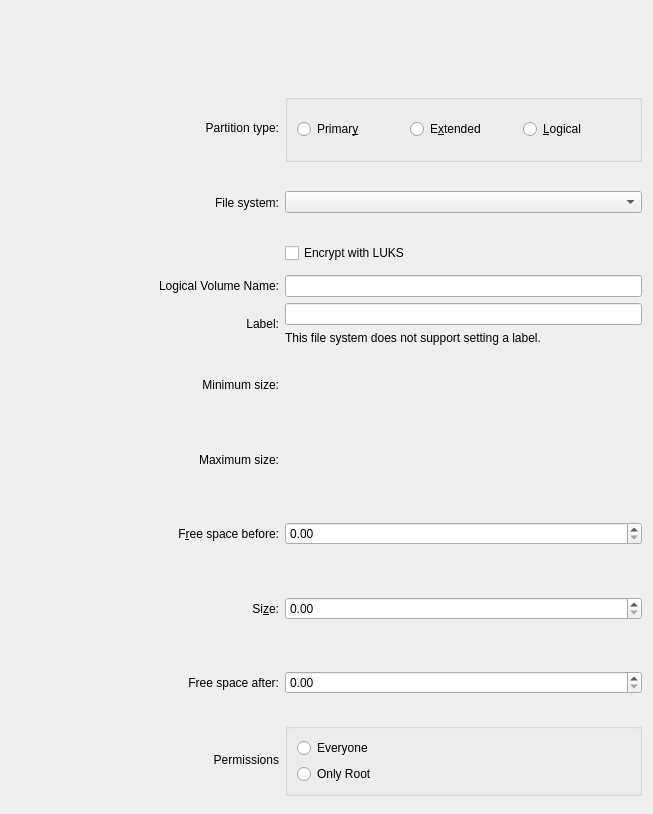
The window that src/gui/sizedialogwidgetbase.ui (KDE/partitionmanager) describes before a commit, drawn with Qt 5.
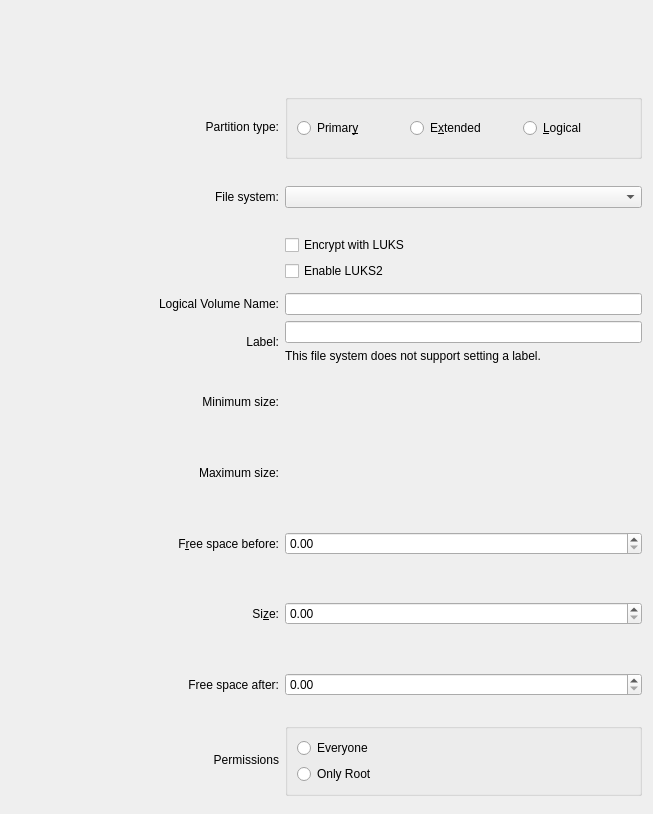
The same window after the commit. Custom widgets are drawn as their Qt base class.

Commit message:
Add LUKS2 option when creating LUKS partition
Since [cryptsetup 2.1.0](https://mirrors.edge.kernel.org/pub/linux/utils/cryptsetup/v2.1/v2.1.0-ReleaseNotes), LUKS2 has become the default LUKS format (the latest version of cryptsetup is 2.7.1).

Additionally, [Red Hat uses LUKS2 by default in RHEL 8](https://access.redhat.com/documentation/en-us/red_hat_enterprise_linux/8/html/security_hardening/encrypting-block-devices-using-luks_security-hardening#luks-versions-in-rhel_encrypting-block-devices-using-luks).

Therefore, it's necessary to add a LUKS2 option in partition creation.

What changed in the file:
```diff
--- a/src/gui/sizedialogwidgetbase.ui
+++ b/src/gui/sizedialogwidgetbase.ui
@@ -18,6 +18,32 @@
    </rect>
   </property>
   <layout class="QGridLayout" name="gridLayout">
+   <item row="9" column="0">
+    <widget class="QLabel" name="label_4">
+     <property name="sizePolicy">
+      <sizepolicy hsizetype="Preferred" vsizetype="Expanding">
+       <horstretch>0</horstretch>
+       <verstretch>0</verstretch>
+      </sizepolicy>
+     </property>
+     <property name="text">
+      <string comment="@label">Minimum size:</string>
+     </property>
+     <property name="alignment">
+      <set>Qt::AlignRight|Qt::AlignTrailing|Qt::AlignVCenter</set>
+     </property>
+    </widget>
+   </item>
+   <item row="6" column="0" colspan="2">
+    <widget class="KNewPasswordWidget" name="m_EditPassphrase"/>
+   </item>
+   <item row="9" column="1">
+    <widget class="QLabel" name="m_LabelMinSize">
+     <property name="textInteractionFlags">
+      <set>Qt::LinksAccessibleByMouse|Qt::TextSelectableByKeyboard|Qt::TextSelectableByMouse</set>
+     </property>
+    </widget>
+   </item>
    <item row="0" column="0" colspan="2">
     <widget class="PartResizerWidget" name="m_PartResizerWidget" native="true">
      <property name="minimumSize">
@@ -34,8 +60,24 @@
      </property>
     </widget>
    </item>
-   <item row="1" column="0" colspan="2">
-    <spacer name="verticalSpacer">
+   <item row="10" column="0">
+    <widget class="QLabel" name="label_5">
+     <property name="sizePolicy">
+      <sizepolicy hsizetype="Preferred" vsizetype="Expanding">
+       <horstretch>0</horstretch>
+       <verstretch>0</verstretch>
+      </sizepolicy>
+     </property>
+     <property name="text">
+      <string comment="@label">Maximum size:</string>
+     </property>
+     <property name="alignment">
+      <set>Qt::AlignRight|Qt::AlignTrailing|Qt::AlignVCenter</set>
+     </property>
+    </widget>
+   </item>
+   <item row="15" column="0" colspan="2">
+    <spacer name="verticalSpacer_2">
      <property name="orientation">
       <enum>Qt::Vertical</enum>
      </property>
@@ -45,84 +87,12 @@
      <property name="sizeHint" stdset="0">
       <size>
        <width>470</width>
-       <height>17</height>
+       <height>7</height>
       </size>
      </property>
     </spacer>
    </item>
-   <item row="2" column="0">
-    <widget class="QLabel" name="m_LabelRole">
-     <property name="sizePolicy">
-      <sizepolicy hsizetype="Preferred" vsizetype="Expanding">
-       <horstretch>0</horstretch>
-       <verstretch>0</verstretch>
-      </sizepolicy>
-     </property>
-     <property name="text">
-      <string comment="@label:listbox">Partition type:</string>
-     </property>
-     <property name="alignment">
-      <set>Qt::AlignRight|Qt::AlignTrailing|Qt::AlignVCenter</set>
-     </property>
-    </widget>
-   </item>
-   <item row="3" column="0">
-    <widget class="QLabel" name="m_LabelFileSystem">
-     <property name="sizePolicy">
-      <sizepolicy hsizetype="Preferred" vsizetype="Expanding">
-       <horstretch>0</horstretch>
-       <verstretch>0</verstretch>
-      </sizepolicy>
-     </property>
-     <property name="text">
-      <string comment="@label:listbox">File system:</string>
-     </property>
-     <property name="alignment">
-      <set>Qt::AlignRight|Qt::AlignTrailing|Qt::AlignVCenter</set>
-     </property>
-     <property name="buddy">
-      <cstring>m_ComboFileSystem</cstring>
-     </property>
-    </widget>
-   </item>
-   <item row="3" column="1">
-    <layout class="QVBoxLayout" name="verticalLayout_2">
-     <item>
-      <widget class="QComboBox" name="m_ComboFileSystem"/>
-     </item>
-    </layout>
-   </item>
-   <item row="4" column="1">
-    <widget class="QCheckBox" name="m_CheckBoxEncrypt">
-     <property name="toolTip">
-      <string>Set up encryption for this filesystem with LUKS. You will be asked to provide a passphrase.</string>
-     </property>
-     <property name="text">
-      <string>Encrypt with LUKS</string>
-     </property>
-    </widget>
-   </item>
-   <item row="5" column="0" colspan="2">
-    <widget class="KNewPasswordWidget" name="m_EditPassphrase"/>
-   </item>
-   <item row="6" column="0">
-    <widget class="QLabel" name="m_LabelTextLVName">
-     <property name="text">
-      <string>Logical Volume Name:</string>
-     </property>
-     <property name="alignment">
-      <set>Qt::AlignRight|Qt::AlignTrailing|Qt::AlignVCenter</set>
-     </property>
-    </widget>
-   </item>
-   <item row="6" column="1">
-    <widget class="QLineEdit" name="m_EditLVName">
-     <property name="enabled">
-      <bool>true</bool>
-     </property>
-    </widget>
-   </item>
-   <item row="7" column="0">
+   <item row="8" column="0">
     <widget class="QLabel" name="m_LabelTextLabel">
      <property name="text">
       <string comment="@label">Label:</string>
@@ -135,7 +105,17 @@
      </property>
     </widget>
    </item>
-   <item row="7" column="1">
+   <item row="12" column="1">
+    <widget class="FormattedSpinBox" name="m_SpinCapacity">
+     <property name="minimum">
+      <double>0.000000000000000</double>
+     </property>
+     <property name="maximum">
+      <double>999999999.000000000000000</double>
+     </property>
+    </widget>
+   </item>
+   <item row="8" column="1">
     <layout class="QVBoxLayout" name="verticalLayout">
      <item>
       <widget class="QLineEdit" name="m_EditLabel"/>
@@ -152,88 +132,23 @@
      </item>
     </layout>
    </item>
-   <item row="8" column="0">
-    <widget class="QLabel" name="label_4">
-     <property name="sizePolicy">
-      <sizepolicy hsizetype="Preferred" vsizetype="Expanding">
-       <horstretch>0</horstretch>
-       <verstretch>0</verstretch>
-      </sizepolicy>
+   <item row="1" column="0" colspan="2">
+    <spacer name="verticalSpacer">
+     <property name="orientation">
+      <enum>Qt::Vertical</enum>
      </property>
-     <property name="text">
-      <string comment="@label">Minimum size:</string>
+     <property name="sizeType">
+      <enum>QSizePolicy::Fixed</enum>
      </property>
-     <property name="alignment">
-      <set>Qt::AlignRight|Qt::AlignTrailing|Qt::AlignVCenter</set>
+     <property name="sizeHint" stdset="0">
+      <size>
+       <width>470</width>
+       <height>17</height>
+      </size>
      </property>
-    </widget>
+    </spacer>
    </item>
-   <item row="8" column="1">
-    <widget class="QLabel" name="m_LabelMinSize">
-     <property name="textInteractionFlags">
-      <set>Qt::LinksAccessibleByMouse|Qt::TextSelectableByKeyboard|Qt::TextSelectableByMouse</set>
-     </property>
-    </widget>
-   </item>
-   <item row="9" column="0">
-    <widget class="QLabel" name="label_5">
-     <property name="sizePolicy">
-      <sizepolicy hsizetype="Preferred" vsizetype="Expanding">
-       <horstretch>0</horstretch>
-       <verstretch>0</verstretch>
-      </sizepolicy>
-     </property>
-     <property name="text">
-      <string comment="@label">Maximum size:</string>
-     </property>
-     <property name="alignment">
-      <set>Qt::AlignRight|Qt::AlignTrailing|Qt::AlignVCenter</set>
-     </property>
-    </widget>
-   </item>
-   <item row="9" column="1">
-    <widget class="QLabel" name="m_LabelMaxSize">
-     <property name="textInteractionFlags">
-      <set>Qt::LinksAccessibleByMouse|Qt::TextSelectableByKeyboard|Qt::TextSelectableByMouse</set>
-     </property>
-    </widget>
-   </item>
-   <item row="10" column="0">
-    <widget class="QLabel" name="m_LabelFreeBefore">
-     <property name="sizePolicy">
-      <sizepolicy hsizetype="Preferred" vsizetype="Expanding">
-       <horstretch>3</horstretch>
-       <verstretch>0</verstretch>
-      </sizepolicy>
-     </property>
-     <property name="text">
-      <string comment="@label:listbox">F&amp;ree space before:</string>
-     </property>
-     <property name="alignment">
-      <set>Qt::AlignRight|Qt::AlignTrailing|Qt::AlignVCenter</set>
-     </property>
-     <property name="buddy">
-      <cstring>m_SpinFreeBefore</cstring>
-     </property>
-    </widget>
-   </item>
-   <item row="10" column="1">
-    <widget class="FormattedSpinBox" name="m_SpinFreeBefore">
-     <property name="sizePolicy">
-      <sizepolicy hsizetype="Minimum" vsizetype="Fixed">
-       <horstretch>4</horstretch>
-       <verstretch>0</verstretch>
-      </sizepolicy>
-     </property>
-     <property name="minimum">
-      <double>0.000000000000000</double>
-     </property>
-     <property name="maximum">
-      <double>999999999.000000000000000</double>
-     </property>
-    </widget>
-   </item>
-   <item row="11" column="0">
+   <item row="12" column="0">
     <widget class="QLabel" name="label_2">
      <property name="sizePolicy">
       <sizepolicy hsizetype="Preferred" vsizetype="Expanding">
@@ -252,18 +167,42 @@
      </property>
     </widget>
    </item>
-   <item row="11" column="1">
-    <widget class="FormattedSpinBox" name="m_SpinCapacity">
-     <property name="minimum">
-      <double>0.000000000000000</double>
-     </property>
-     <property name="maximum">
-      <double>999999999.000000000000000</double>
-     </property>
+   <item row="3" column="1">
+    <layout class="QVBoxLayout" name="verticalLayout_2">
+     <item>
+      <widget class="QComboBox" name="m_ComboFileSystem"/>
+     </item>
+    </layout>
+   </item>
+   <item row="2" column="1">
+    <widget class="QGroupBox" name="m_groupBox_type">
+     <layout class="QHBoxLayout" name="horizontalLayout">
+      <item>
+       <widget class="QRadioButton" name="m_RadioPrimary">
+        <property name="text">
+         <string>Primar&amp;y</string>
+        </property>
+       </widget>
+      </item>
+      <item>
+       <widget class="QRadioButton" name="m_RadioExtended">
+        <property name="text">
+         <string>E&amp;xtended</string>
+        </property>
+       </widget>
+      </item>
+      <item>
+       <widget class="QRadioButton" name="m_RadioLogical">
+        <property name="text">
+         <string>&amp;Logical</string>
+        </property>
+       </widget>
+      </item>
+     </layout>
     </widget>
    </item>
-   <item row="12" column="0">
-    <widget class="QLabel" name="m_LabelFreeAfter">
+   <item row="3" column="0">
+    <widget class="QLabel" name="m_LabelFileSystem">
      <property name="sizePolicy">
       <sizepolicy hsizetype="Preferred" vsizetype="Expanding">
        <horstretch>0</horstretch>
@@ -271,17 +210,17 @@
       </sizepolicy>
      </property>
      <property name="text">
-      <string comment="@label:listbox">Free space after:</string>
+      <string comment="@label:listbox">File system:</string>
      </property>
      <property name="alignment">
       <set>Qt::AlignRight|Qt::AlignTrailing|Qt::AlignVCenter</set>
      </property>
      <property name="buddy">
-      <cstring>m_SpinFreeAfter</cstring>
+      <cstring>m_ComboFileSystem</cstring>
      </property>
     </widget>
    </item>
-   <item row="12" column="1">
+   <item row="13" column="1">
     <widget class="FormattedSpinBox" name="m_SpinFreeAfter">
      <property name="minimum">
       <double>0.000000000000000</double>
@@ -291,7 +230,63 @@
      </property>
     </widget>
    </item>
-   <item row="13" column="0">
+   <item row="7" column="1">
+    <widget class="QLineEdit" name="m_EditLVName">
+     <property name="enabled">
+      <bool>true</bool>
+     </property>
+    </widget>
+   </item>
+   <item row="2" column="0">
+    <widget class="QLabel" name="m_LabelRole">
+     <property name="sizePolicy">
+      <sizepolicy hsizetype="Preferred" vsizetype="Expanding">
+       <horstretch>0</horstretch>
+       <verstretch>0</verstretch>
+      </sizepolicy>
+     </property>
+     <property name="text">
+      <string comment="@label:listbox">Partition type:</string>
+     </property>
+     <property name="alignment">
+      <set>Qt::AlignRight|Qt::AlignTrailing|Qt::AlignVCenter</set>
+     </property>
+    </widget>
+   </item>
+   <item row="4" column="1">
+    <widget class="QCheckBox" name="m_CheckBoxEncrypt">
+     <property name="toolTip">
+      <string>Set up encryption for this filesystem with LUKS. You will be asked to provide a passphrase.</string>
+     </property>
+     <property name="text">
+      <string>Encrypt with LUKS</string>
+     </property>
+    </widget>
+   </item>
+   <item row="10" column="1">
+    <widget class="QLabel" name="m_LabelMaxSize">
+     <property name="textInteractionFlags">
+      <set>Qt::LinksAccessibleByMouse|Qt::TextSelectableByKeyboard|Qt::TextSelectableByMouse</set>
+     </property>
+    </widget>
+   </item>
+   <item row="11" column="1">
+    <widget class="FormattedSpinBox" name="m_SpinFreeBefore">
+     <property name="sizePolicy">
+      <sizepolicy hsizetype="Minimum" vsizetype="Fixed">
+       <horstretch>4</horstretch>
+       <verstretch>0</verstretch>
+      </sizepolicy>
+     </property>
+     <property name="minimum">
+      <double>0.000000000000000</double>
+     </property>
+     <property name="maximum">
+      <double>999999999.000000000000000</double>
+     </property>
+    </widget>
+   </item>
+   <item row="14" column="0">
     <widget class="QLabel" name="m_labelPermission">
      <property name="text">
       <string>Permissions</string>
@@ -301,23 +296,7 @@
      </property>
     </widget>
    </item>
-   <item row="14" column="0" colspan="2">
-    <spacer name="verticalSpacer_2">
-     <property name="orientation">
-      <enum>Qt::Vertical</enum>
-     </property>
-     <property name="sizeType">
-      <enum>QSizePolicy::Fixed</enum>
-     </property>
-     <property name="sizeHint" stdset="0">
-      <size>
-       <width>470</width>
-       <height>7</height>
-      </size>
-     </property>
-    </spacer>
-   </item>
-   <item row="13" column="1">
+   <item row="14" column="1">
     <widget class="QGroupBox" name="m_groupBox_permissions">
      <layout class="QVBoxLayout" name="verticalLayout_3">
       <item>
@@ -343,31 +322,62 @@
      </layout>
     </widget>
    </item>
-   <item row="2" column="1">
-    <widget class="QGroupBox" name="m_groupBox_type">
-     <layout class="QHBoxLayout" name="horizontalLayout">
-      <item>
-       <widget class="QRadioButton" name="m_RadioPrimary">
-        <property name="text">
-         <string>Primar&amp;y</string>
-        </property>
-       </widget>
-      </item>
-      <item>
-       <widget class="QRadioButton" name="m_RadioExtended">
-        <property name="text">
-         <string>E&amp;xtended</string>
-        </property>
-       </widget>
-      </item>
-      <item>
-       <widget class="QRadioButton" name="m_RadioLogical">
-        <property name="text">
-         <string>&amp;Logical</string>
-        </property>
-       </widget>
-      </item>
-     </layout>
+   <item row="11" column="0">
+    <widget class="QLabel" name="m_LabelFreeBefore">
+     <property name="sizePolicy">
+      <sizepolicy hsizetype="Preferred" vsizetype="Expanding">
+       <horstretch>3</horstretch>
+       <verstretch>0</verstretch>
+      </sizepolicy>
+     </property>
+     <property name="text">
+      <string comment="@label:listbox">F&amp;ree space before:</string>
+     </property>
+     <property name="alignment">
+      <set>Qt::AlignRight|Qt::AlignTrailing|Qt::AlignVCenter</set>
+     </property>
+     <property name="buddy">
+      <cstring>m_SpinFreeBefore</cstring>
+     </property>
+    </widget>
+   </item>
+   <item row="7" column="0">
+    <widget class="QLabel" name="m_LabelTextLVName">
+     <property name="text">
+      <string>Logical Volume Name:</string>
+     </property>
+     <property name="alignment">
+      <set>Qt::AlignRight|Qt::AlignTrailing|Qt::AlignVCenter</set>
+     </property>
+    </widget>
+   </item>
+   <item row="13" column="0">
+    <widget class="QLabel" name="m_LabelFreeAfter">
+     <property name="sizePolicy">
+      <sizepolicy hsizetype="Preferred" vsizetype="Expanding">
+       <horstretch>0</horstretch>
+       <verstretch>0</verstretch>
+      </sizepolicy>
+     </property>
+     <property name="text">
+      <string comment="@label:listbox">Free space after:</string>
+     </property>
+     <property name="alignment">
+      <set>Qt::AlignRight|Qt::AlignTrailing|Qt::AlignVCenter</set>
+     </property>
+     <property name="buddy">
+      <cstring>m_SpinFreeAfter</cstring>
+     </property>
+    </widget>
+   </item>
+   <item row="5" column="1">
+    <widget class="QCheckBox" name="m_CheckBoxLuks2">
+     <property name="toolTip">
+      <string>Use LUKS2 instead of LUKS1 for better security, but compatibility may be compromised.</string>
+     </property>
+     <property name="text">
+      <string>Enable LUKS2</string>
+     </property>
     </widget>
    </item>
   </layout>
```
The commit also changes 2 other files.
